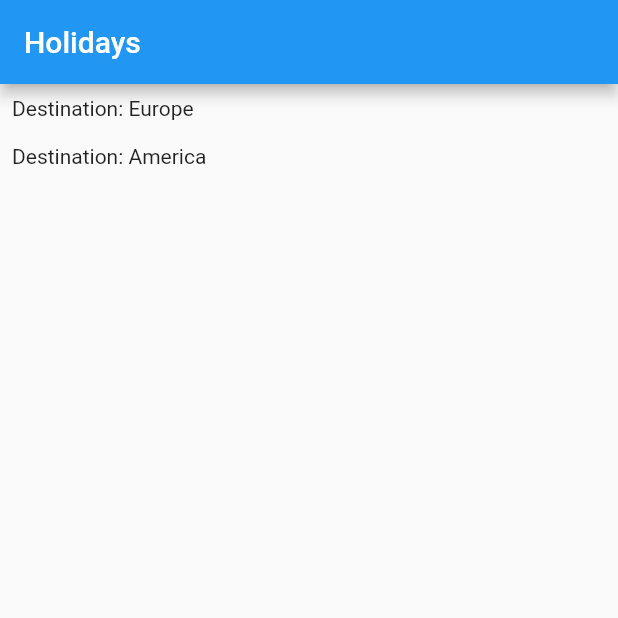
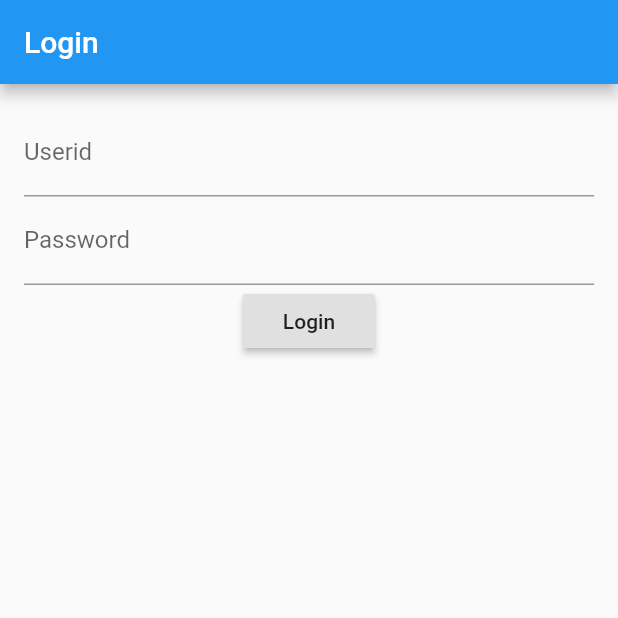
Before and after one commit to edwardaux/flutter-holidays-redux, a Flutter app: the screen it shows after launch, on a phone screen of 412 x 824 dp, the top half of it. Run offline on Flutter 3.47's test engine with Material 2 defaults, Android fonts, the phone set to English and light mode, and no system bars; our stand-ins replace flutter_redux, redux.

Commit message:
Login working

```diff
--- a/lib/redux/app/app_middleware.dart
+++ b/lib/redux/app/app_middleware.dart
@@ -1,8 +1,10 @@
 import 'dart:async';
 
+import 'package:holidays/model/user.dart';
 import 'package:holidays/networking/api.dart';
 import 'package:holidays/redux/app/app_actions.dart';
 import 'package:holidays/redux/app/app_state.dart';
+import 'package:holidays/redux/auth/auth_actions.dart';
 import 'package:holidays/redux/auth/auth_middleware.dart';
 import 'package:holidays/redux/holiday_list/holiday_list_actions.dart';
 import 'package:holidays/redux/holiday_list/holiday_list_middleware.dart';
@@ -24,8 +26,15 @@ Middleware<AppState> _splashMiddleware() {
     if (action is InitAction) {
       await Future.delayed(const Duration(seconds: 1));
 
-      store.dispatch(FetchHolidaySummariesAction());
-      globalNavigatorKey.currentState.pushReplacementNamed('/holidayList');
+      final isLoggedIn = false;
+      final loggedInUser = isLoggedIn ? User(name: "john smith", userid: "john") : null;
+      if (loggedInUser != null) {
+        store.dispatch(LoginSuccessfulAction(user: loggedInUser));
+        store.dispatch(FetchHolidaySummariesAction());
+        globalNavigatorKey.currentState.pushReplacementNamed('/holidayList');
+      } else {
+        globalNavigatorKey.currentState.pushReplacementNamed('/login');
+      }
     }
   };
 }
--- a/lib/redux/auth/auth_actions.dart
+++ b/lib/redux/auth/auth_actions.dart
@@ -1,3 +1,4 @@
+import 'package:flutter/material.dart';
 import 'package:holidays/model/user.dart';
 import 'package:holidays/redux/app/app_actions.dart';
 import 'package:meta/meta.dart';
--- a/lib/redux/auth/auth_middleware.dart
+++ b/lib/redux/auth/auth_middleware.dart
@@ -1,6 +1,8 @@
 import 'package:holidays/networking/api.dart';
 import 'package:holidays/redux/app/app_state.dart';
 import 'package:holidays/redux/auth/auth_actions.dart';
+import 'package:holidays/redux/holiday_list/holiday_list_actions.dart';
+import 'package:holidays/routes.dart';
 import 'package:redux/redux.dart';
 
 List<Middleware<AppState>> createAuthenticationMiddleware(API api) => [
@@ -9,14 +11,16 @@ List<Middleware<AppState>> createAuthenticationMiddleware(API api) => [
 
 Middleware<AppState> _login(API api) {
   return (Store<AppState> store, action, NextDispatcher next) async {
+    next(action);
+
     if (action is LoginAction) {
-      next(action);
-
       try {
         final user = await api.login(userid: action.userid, password: action.password);
 
         action.completer.complete();
         store.dispatch(LoginSuccessfulAction(user: user));
+        store.dispatch(FetchHolidaySummariesAction());
+        globalNavigatorKey.currentState.pushReplacementNamed('/holidayList');
       } catch (e) {
         action.completer.completeError(e);
         store.dispatch(LoginFailedAction(error: e));
--- a/lib/redux/auth/auth_reducers.dart
+++ b/lib/redux/auth/auth_reducers.dart
@@ -10,19 +10,18 @@ final authenticationReducer = combineReducers<AuthenticationState>([
 ]);
 
 AuthenticationState _login(AuthenticationState state, LoginAction action) {
-  // no change required when initiating the login
-  return state;
+  return state.copyWith(errorMessage: "");
 }
 
 AuthenticationState _loginSuccessful(AuthenticationState state, LoginSuccessfulAction action) {
-  return state.copyWith(loggedInUser: action.user);
+  return state.copyWith(loggedInUser: action.user, errorMessage: "");
 }
 
 AuthenticationState _loginFailed(AuthenticationState state, LoginFailedAction action) {
   // if we've failed, then we ensure they're logged out
-  return state.copyWith(loggedInUser: null);
+  return state.copyWith(loggedInUser: null, errorMessage: action.error.toString());
 }
 
 AuthenticationState _logout(AuthenticationState state, LogoutAction action) {
-  return state.copyWith(loggedInUser: null);
+  return state.copyWith(loggedInUser: null, errorMessage: "");
 }
--- a/lib/redux/auth/auth_state.dart
+++ b/lib/redux/auth/auth_state.dart
@@ -6,21 +6,28 @@ class AuthenticationState {
   /// The logged in user (can be `null` if no-one is currently logged in)
   final User loggedInUser;
 
+  /// An error message if there was a recent failed attemp
+  final String errorMessage;
+
   AuthenticationState({
     @required this.loggedInUser,
+    @required this.errorMessage,
   });
 
   factory AuthenticationState.initial() {
     return AuthenticationState(
       loggedInUser: null,
+      errorMessage: "",
     );
   }
 
   AuthenticationState copyWith({
     User loggedInUser,
+    String errorMessage,
   }) {
     return AuthenticationState(
       loggedInUser: loggedInUser ?? this.loggedInUser,
+      errorMessage: errorMessage ?? this.errorMessage,
     );
   }
 
--- a/lib/routes.dart
+++ b/lib/routes.dart
@@ -2,6 +2,7 @@ import 'package:flutter/widgets.dart';
 import 'package:flutter_redux/flutter_redux.dart';
 import 'package:holidays/redux/app/app_state.dart';
 import 'package:holidays/redux/holiday_list/holiday_list_actions.dart';
+import 'package:holidays/ui/auth/login_screen.dart';
 import 'package:holidays/ui/holiday/holiday_screen.dart';
 import 'package:holidays/ui/holiday_list/holiday_list_screen.dart';
 import 'package:redux/redux.dart';
@@ -18,6 +19,11 @@ void navigateToHoliday({@required int id, @required BuildContext context, @requi
 
 Map<String, WidgetBuilder> getRoutes(BuildContext context, Store<AppState> store) {
   return {
+    '/login': (BuildContext context) => new StoreBuilder<AppState>(
+          builder: (context, store) {
+            return LoginScreen();
+          },
+        ),
     '/holidayList': (BuildContext context) => new StoreBuilder<AppState>(
           builder: (context, store) {
             return HolidayListScreen();
--- /dev/null
+++ b/lib/ui/auth/login_screen.dart
@@ -0,0 +1,66 @@
+import 'package:flutter/material.dart';
+import 'package:flutter_redux/flutter_redux.dart';
+import 'package:holidays/redux/app/app_state.dart';
+import 'package:holidays/redux/auth/auth_actions.dart';
+import 'package:redux/redux.dart';
+
+class LoginScreen extends StatefulWidget {
+  @override
+  State<StatefulWidget> createState() => _LoginScreenState();
+}
+
+class _LoginScreenState extends State<LoginScreen> {
+  final TextEditingController _useridController = new TextEditingController();
+  final TextEditingController _passwordController = new TextEditingController();
+
+  Widget build(BuildContext context) => StoreConnector<AppState, _ViewModel>(
+      converter: (Store<AppState> store) => _ViewModel.create(store: store),
+      builder: (BuildContext context, _ViewModel viewModel) => Scaffold(
+            appBar: AppBar(title: Text(viewModel.pageTitle)),
+            body: Container(
+              padding: EdgeInsets.all(16.0),
+              child: Column(
+                children: <Widget>[
+                  TextField(
+                    controller: _useridController,
+                    decoration: InputDecoration(labelText: 'Userid'),
+                  ),
+                  TextField(
+                    controller: _passwordController,
+                    decoration: InputDecoration(labelText: 'Password'),
+                  ),
+                  RaisedButton(
+                    child: Text('Login'),
+                    onPressed: () {
+                      viewModel.performLogin(
+                        userid: _useridController.text,
+                        password: _passwordController.text,
+                      );
+                    },
+                  ),
+                  Text(viewModel.errorMessage)
+                ],
+              ),
+            ),
+          ));
+}
+
+class _ViewModel {
+  // the title for the page
+  final String pageTitle;
+  // the error message (can be empty)
+  final String errorMessage;
+  // function that will be called when a login needs to be performed
+  final Function({String userid, String password}) performLogin;
+
+  _ViewModel._({@required this.pageTitle, @required this.errorMessage, @required this.performLogin});
+
+  factory _ViewModel.create({Store<AppState> store}) {
+    return _ViewModel._(
+        pageTitle: 'Login',
+        errorMessage: store.state.authenticationState.errorMessage,
+        performLogin: ({String userid, String password}) {
+          store.dispatch(LoginAction(userid: userid, password: password));
+        });
+  }
+}
```
